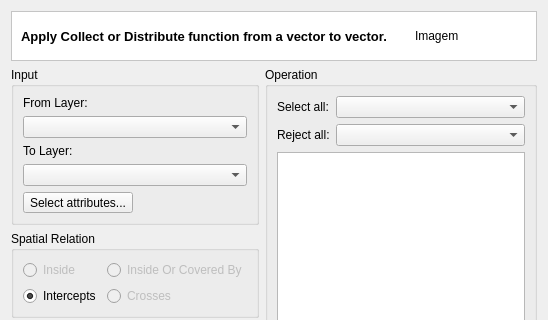
This is src/terralib/attributefill/qt/ui/VectorToVectorDialogForm.ui in claudiobogossian/terralib5 as Qt 5 draws it before an edit; both pictures show x 0 to 548 and y 0 to 320 of the 548 by 503 pixel window. The edited form follows.
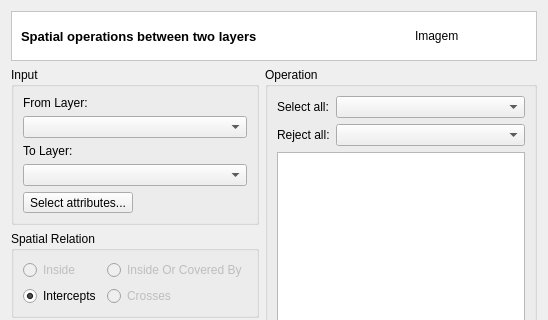
This is the edited form. Custom widgets are drawn as their Qt base class.

The edit to the form file:
```diff
--- a/src/terralib/attributefill/qt/ui/VectorToVectorDialogForm.ui
+++ b/src/terralib/attributefill/qt/ui/VectorToVectorDialogForm.ui
@@ -64,7 +64,7 @@
          </font>
         </property>
         <property name="text">
-         <string>Apply Collect or Distribute function from a vector to vector.</string>
+         <string>Spatial operations between two layers</string>
         </property>
        </widget>
       </item>
```
